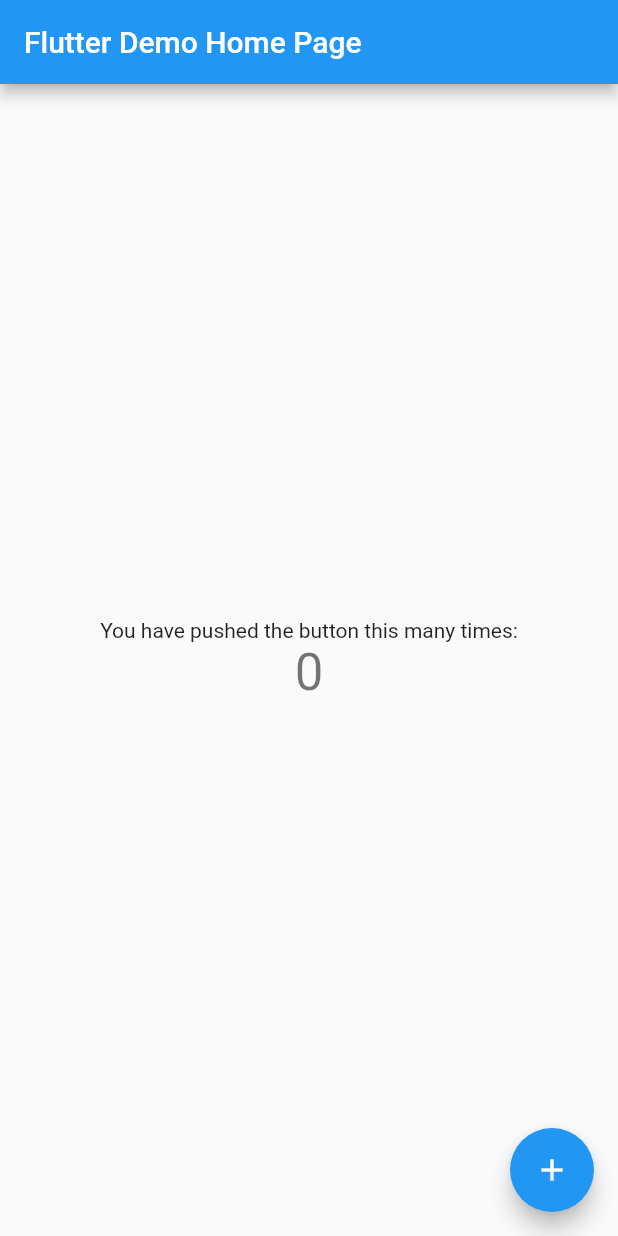
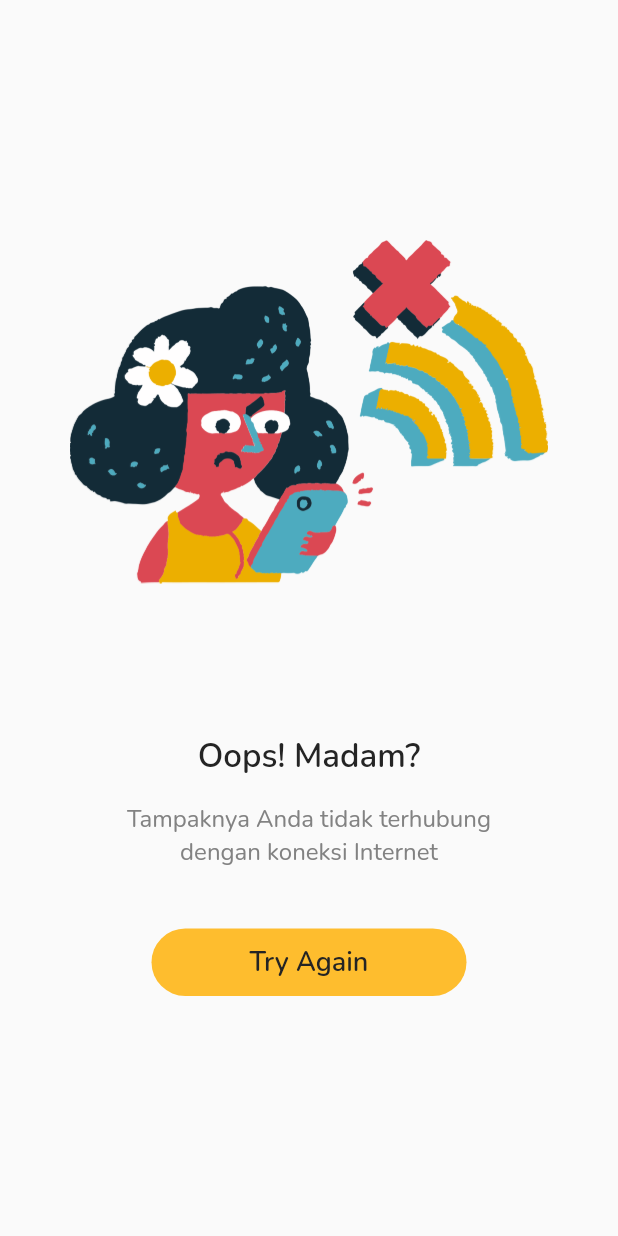
Before and after one commit to Syahro/vegan, a Flutter app: the screen it shows after launch, on a phone screen of 412 x 824 dp. Run offline on Flutter 3.47's test engine with Material 2 defaults, Android fonts, the phone set to English and light mode, and no system bars; our stand-ins replace google_fonts.

Commit message:
done modified noConnectionPage and add some assets or support

```diff
--- a/lib/main.dart
+++ b/lib/main.dart
@@ -1,113 +1,14 @@
 import 'package:flutter/material.dart';
+import 'package:vegan/pages/no_connection_page.dart';
 
-void main() {
-  runApp(MyApp());
-}
+void main() => runApp(MyApp());
 
 class MyApp extends StatelessWidget {
-  // This widget is the root of your application.
   @override
   Widget build(BuildContext context) {
     return MaterialApp(
-      title: 'Flutter Demo',
-      theme: ThemeData(
-        // This is the theme of your application.
-        //
-        // Try running your application with "flutter run". You'll see the
-        // application has a blue toolbar. Then, without quitting the app, try
-        // changing the primarySwatch below to Colors.green and then invoke
-        // "hot reload" (press "r" in the console where you ran "flutter run",
-        // or simply save your changes to "hot reload" in a Flutter IDE).
-        // Notice that the counter didn't reset back to zero; the application
-        // is not restarted.
-        primarySwatch: Colors.blue,
-      ),
-      home: MyHomePage(title: 'Flutter Demo Home Page'),
+      debugShowCheckedModeBanner: false,
+      home: NoConnectionPage(),
     );
   }
 }
-
-class MyHomePage extends StatefulWidget {
-  MyHomePage({Key key, this.title}) : super(key: key);
-
-  // This widget is the home page of your application. It is stateful, meaning
-  // that it has a State object (defined below) that contains fields that affect
-  // how it looks.
-
-  // This class is the configuration for the state. It holds the values (in this
-  // case the title) provided by the parent (in this case the App widget) and
-  // used by the build method of the State. Fields in a Widget subclass are
-  // always marked "final".
-
-  final String title;
-
-  @override
-  _MyHomePageState createState() => _MyHomePageState();
-}
-
-class _MyHomePageState extends State<MyHomePage> {
-  int _counter = 0;
-
-  void _incrementCounter() {
-    setState(() {
-      // This call to setState tells the Flutter framework that something has
-      // changed in this State, which causes it to rerun the build method below
-      // so that the display can reflect the updated values. If we changed
-      // _counter without calling setState(), then the build method would not be
-      // called again, and so nothing would appear to happen.
-      _counter++;
-    });
-  }
-
-  @override
-  Widget build(BuildContext context) {
-    // This method is rerun every time setState is called, for instance as done
-    // by the _incrementCounter method above.
-    //
-    // The Flutter framework has been optimized to make rerunning build methods
-    // fast, so that you can just rebuild anything that needs updating rather
-    // than having to individually change instances of widgets.
-    return Scaffold(
-      appBar: AppBar(
-        // Here we take the value from the MyHomePage object that was created by
-        // the App.build method, and use it to set our appbar title.
-        title: Text(widget.title),
-      ),
-      body: Center(
-        // Center is a layout widget. It takes a single child and positions it
-        // in the middle of the parent.
-        child: Column(
-          // Column is also a layout widget. It takes a list of children and
-          // arranges them vertically. By default, it sizes itself to fit its
-          // children horizontally, and tries to be as tall as its parent.
-          //
-          // Invoke "debug painting" (press "p" in the console, choose the
-          // "Toggle Debug Paint" action from the Flutter Inspector in Android
-          // Studio, or the "Toggle Debug Paint" command in Visual Studio Code)
-          // to see the wireframe for each widget.
-          //
-          // Column has various properties to control how it sizes itself and
-          // how it positions its children. Here we use mainAxisAlignment to
-          // center the children vertically; the main axis here is the vertical
-          // axis because Columns are vertical (the cross axis would be
-          // horizontal).
-          mainAxisAlignment: MainAxisAlignment.center,
-          children: <Widget>[
-            Text(
-              'You have pushed the button this many times:',
-            ),
-            Text(
-              '$_counter',
-              style: Theme.of(context).textTheme.headline4,
-            ),
-          ],
-        ),
-      ),
-      floatingActionButton: FloatingActionButton(
-        onPressed: _incrementCounter,
-        tooltip: 'Increment',
-        child: Icon(Icons.add),
-      ), // This trailing comma makes auto-formatting nicer for build methods.
-    );
-  }
-}
--- /dev/null
+++ b/lib/pages/no_connection_page.dart
@@ -0,0 +1,69 @@
+import 'package:flutter/material.dart';
+import 'package:vegan/theme.dart';
+
+class NoConnectionPage extends StatelessWidget {
+  @override
+  Widget build(BuildContext context) {
+    return Scaffold(
+      body: SafeArea(
+          child: Padding(
+        padding: EdgeInsets.symmetric(horizontal: defaultMargin + 4),
+        child: Center(
+          child: Column(
+            mainAxisAlignment: MainAxisAlignment.center,
+            children: [
+              Image.asset(
+                'assets/illustration.png',
+                width: 319,
+                height: 229,
+                fit: BoxFit.fill,
+              ),
+              SizedBox(
+                height: 100,
+              ),
+              Text(
+                'Oops! Madam?',
+                style: semiBoldTextStyle.copyWith(
+                  fontSize: 22,
+                  color: semiBlackColor,
+                ),
+              ),
+              SizedBox(
+                height: 16,
+              ),
+              Text(
+                'Tampaknya Anda tidak terhubung\ndengan koneksi Internet',
+                style: regularTextStyle.copyWith(
+                  fontSize: 16,
+                  color: lightGreyColor,
+                ),
+                textAlign: TextAlign.center,
+              ),
+              SizedBox(
+                height: 40,
+              ),
+              Container(
+                width: 210,
+                height: 45,
+                child: FlatButton(
+                  onPressed: () {},
+                  child: Text(
+                    'Try Again',
+                    style: semiBoldTextStyle.copyWith(
+                      fontSize: 18,
+                      color: semiBlackColor,
+                    ),
+                  ),
+                  color: yellowColor,
+                  shape: RoundedRectangleBorder(
+                    borderRadius: BorderRadius.circular(57),
+                  ),
+                ),
+              )
+            ],
+          ),
+        ),
+      )),
+    );
+  }
+}
--- /dev/null
+++ b/lib/theme.dart
@@ -0,0 +1,27 @@
+import 'package:flutter/material.dart';
+import 'package:google_fonts/google_fonts.dart';
+
+final double defaultMargin = 24.0;
+
+Color backgroundColor = Color(0XFFF5F3F0);
+Color yellowColor = Color(0XFFFEBD2E);
+Color darkGreyColor = Color(0XFF9E9D9B);
+Color lightGreyColor = Color(0XFF828282);
+Color orangeColor = Color(0XFFFB6C55);
+Color semiBlackColor = Color(0XFF242424);
+
+TextStyle semiBoldTextStyle = GoogleFonts.nunito(
+  fontWeight: FontWeight.w600,
+);
+
+TextStyle mediumTextStyle = GoogleFonts.nunito(
+  fontWeight: FontWeight.w500,
+);
+
+TextStyle regularTextStyle = GoogleFonts.nunito(
+  fontWeight: FontWeight.w400,
+);
+
+TextStyle lightTextStyle = GoogleFonts.nunito(
+  fontWeight: FontWeight.w300,
+);
```
Also changed, not shown: pubspec.yaml (+4 -12 lines), assets/alphard_cut.png (added), assets/bawang.png (added), assets/buah.png (added), assets/grape.png (added), assets/illustration.png (added), assets/kayu.png (added), assets/kayu_pahit.png (added), assets/profile.png (added), assets/puntung_kayu.png (added), assets/sayur.png (added), pubspec.lock.
